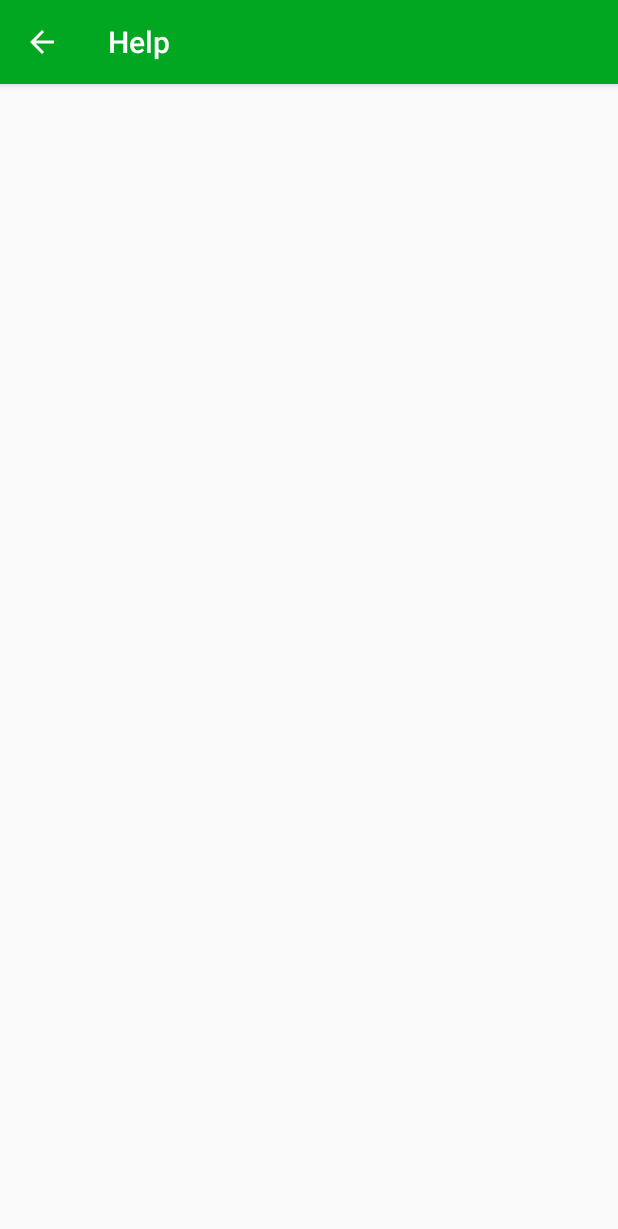
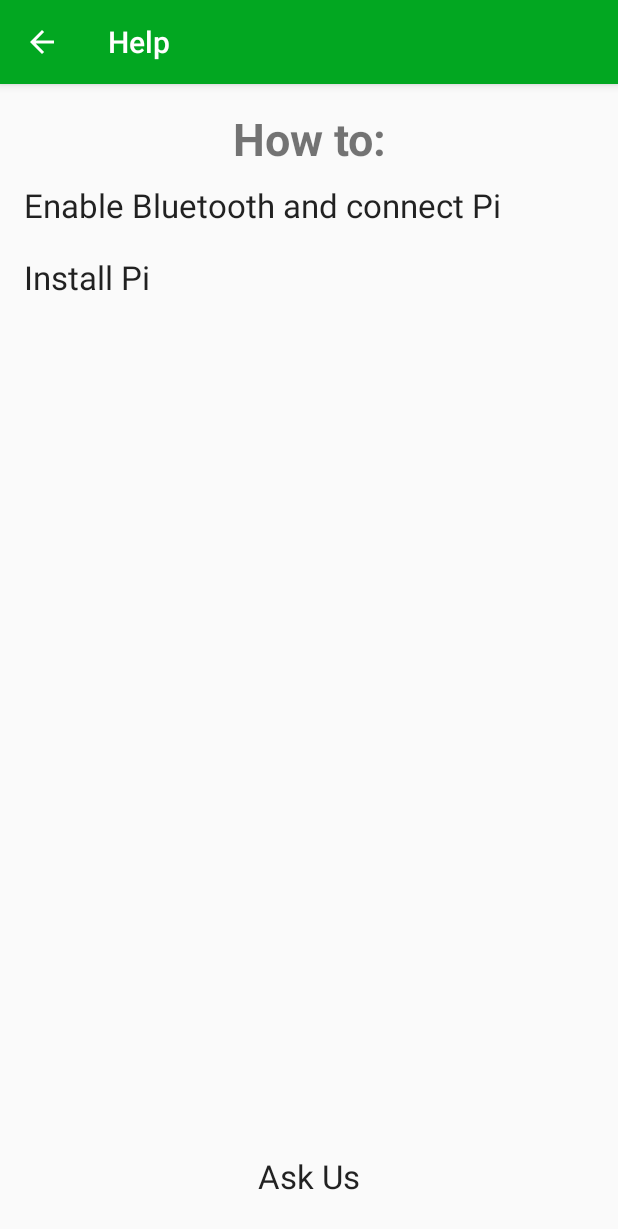
Before and after one commit to AkymenkoOlga/WaterMe, an Android app: the HelpMenu screen opened directly, with no data from a screen before it, on a phone screen of 412 x 824 dp. Shown: the top 1229 px of the screen. Run offline under Robolectric (Android 15) with nearby library versions, the light colour scheme and no system bars.

Commit message:
Update help menu
prototype of help menu
BT-PI
install Pi

```diff
--- a/App/Dummy/Demo/app/src/main/java/com/project/gta/demo/HelpMenu.java
+++ b/App/Dummy/Demo/app/src/main/java/com/project/gta/demo/HelpMenu.java
@@ -1,15 +1,37 @@
 package com.project.gta.demo;
 
+
 import android.content.Intent;
+import android.os.Bundle;
 import android.support.v7.app.AppCompatActivity;
-import android.os.Bundle;
 import android.view.View;
+import android.widget.Button;
+import android.widget.Toast;
 
-public class HelpMenu extends AppCompatActivity{
+public class HelpMenu extends AppCompatActivity implements View.OnClickListener{
+
 
     @Override
     protected void onCreate(Bundle savedInstanceState) {
         super.onCreate(savedInstanceState);
         setContentView(R.layout.activity_help_menu);
+
+
+        Button BTNhelpBluetoothPi = (Button) findViewById(R.id.BTNhelpBluetoothPi);
+        BTNhelpBluetoothPi.setOnClickListener(this);
+
+
     }
+    @Override
+    public void onClick(View v) {
+        switch (v.getId()) {
+            case (R.id.BTNhelpBluetoothPi):
+                setContentView(R.layout.help_bluetooth_pi);
+                break;
+            case (R.id.BTNhelpInstallPi):
+            setContentView(R.layout.help_install_pi);
+                break;
+        }
+    }
+
 }
--- a/App/Dummy/Demo/app/src/main/res/layout/activity_help_menu.xml
+++ b/App/Dummy/Demo/app/src/main/res/layout/activity_help_menu.xml
@@ -8,6 +8,52 @@
     android:paddingLeft="@dimen/activity_horizontal_margin"
     android:paddingRight="@dimen/activity_horizontal_margin"
     android:paddingTop="@dimen/activity_vertical_margin"
-    tools:context="com.project.gta.demo.HelpMenu">
+    tools:context="com.project.gta.demo.HelpMenu"
+    android:orientation="vertical">
+
+    <LinearLayout
+        android:layout_width="match_parent"
+        android:layout_height="wrap_content"
+        android:orientation="vertical">
+
+        <TextView
+            android:text="How to:"
+            android:layout_width="match_parent"
+            android:layout_height="wrap_content"
+            android:id="@+id/textView"
+            android:textAlignment="center"
+            android:textStyle="normal|bold"
+            android:textSize="30sp" />
+
+        <Button
+            android:text="@string/helpEnableBtAndConnectPi"
+            android:layout_width="match_parent"
+            android:layout_height="wrap_content"
+            android:id="@+id/BTNhelpBluetoothPi"
+            android:textAppearance="@android:style/TextAppearance.DeviceDefault.Large"
+            android:gravity="center_vertical"
+            android:background="@android:color/transparent" />
+        <Button
+            android:text="@string/helpInstallPi"
+            android:layout_width="match_parent"
+            android:layout_height="wrap_content"
+            android:id="@+id/BTNhelpInstallPi"
+            android:textAppearance="@android:style/TextAppearance.DeviceDefault.Large"
+            android:gravity="center_vertical"
+            android:background="@android:color/transparent" />
+
+    </LinearLayout>
+
+    <Button
+        android:text="@string/AskUs"
+        android:layout_width="match_parent"
+        android:layout_height="wrap_content"
+        android:id="@+id/BTNhelpAskus"
+        android:textAppearance="@android:style/TextAppearance.DeviceDefault.Large"
+        android:gravity="center_vertical"
+        android:background="@android:color/transparent"
+        android:layout_alignParentBottom="true"
+        android:layout_alignParentStart="true"
+        android:textAlignment="center" />
 
 </RelativeLayout>
```
Also changed, not shown: App/Dummy/Demo/app/src/main/res/layout/help_bluetooth_pi.xml (added, +12 -0 lines), App/Dummy/Demo/app/src/main/res/layout/help_install_pi.xml (added, +14 -0 lines), App/Dummy/Demo/app/src/main/res/values/strings.xml (+24 -2 lines).
